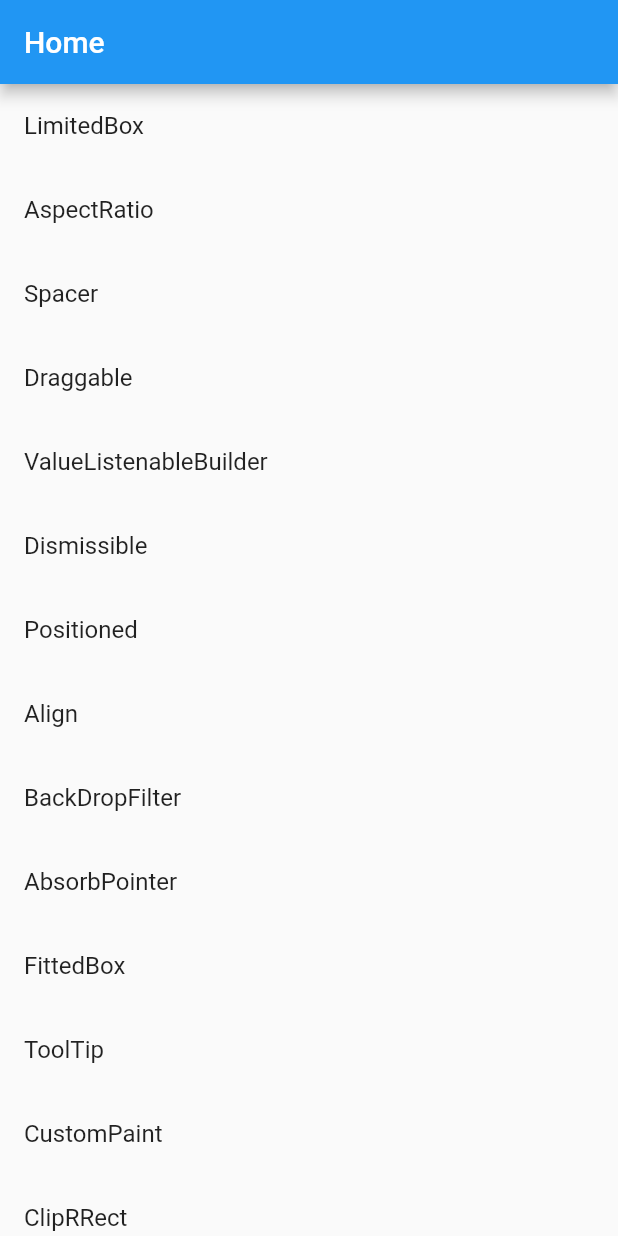
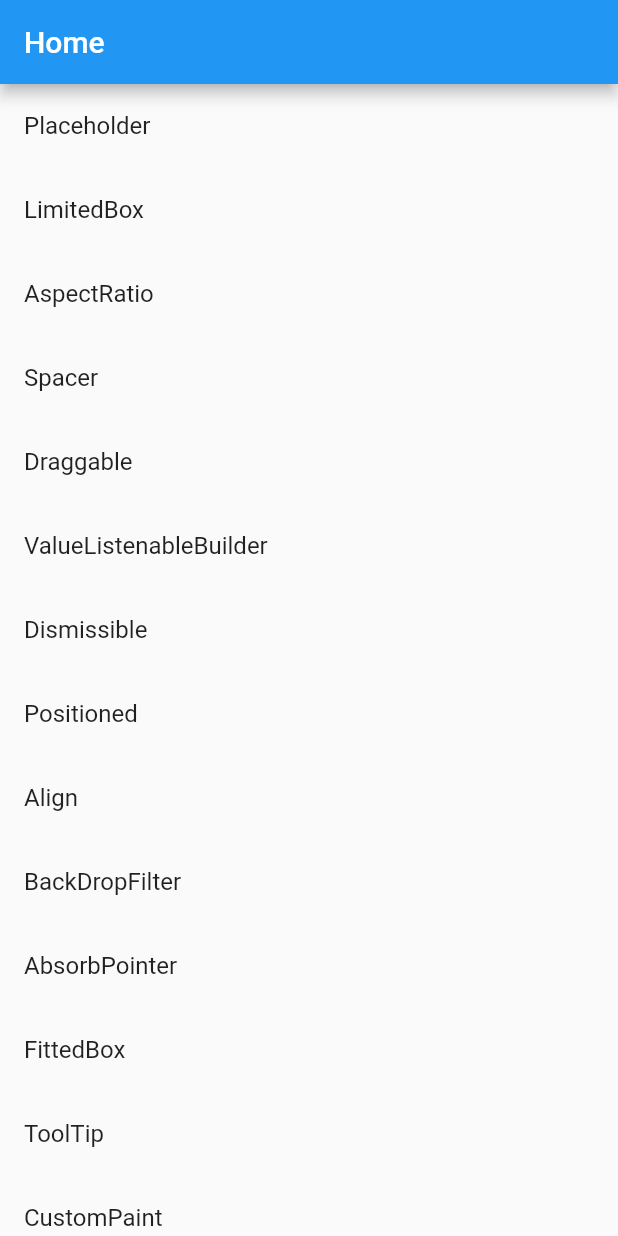
Before and after one commit to trm11tkr/widget-of-the-week, a Flutter app: the screen it shows after launch, on a phone screen of 412 x 824 dp. Run offline on Flutter 3.47's test engine with Material 2 defaults, Android fonts, the phone set to English and light mode, and no system bars; missing offline and left inert: simple_logger.

Commit message:
PlaceHolderPageを作成

```diff
--- a/lib/app.dart
+++ b/lib/app.dart
@@ -13,6 +13,7 @@ import 'package:widget_of_the_week/pages/floating_action_button_page.dart';
 import 'package:widget_of_the_week/pages/home_page.dart';
 import 'package:widget_of_the_week/pages/limited_box_page.dart';
 import 'package:widget_of_the_week/pages/opacity_page.dart';
+import 'package:widget_of_the_week/pages/placeholder_page.dart';
 import 'package:widget_of_the_week/pages/positioned_page.dart';
 import 'package:widget_of_the_week/pages/safe_area.dart';
 import 'package:widget_of_the_week/pages/sliver_app_bar_page.dart';
@@ -59,6 +60,7 @@ class App extends StatelessWidget {
         SpacerPage.routeName: (context) => const SpacerPage(),
         AspectRatioPage.routeName: (context) => const AspectRatioPage(),
         LimitedBoxPage.routeName: (context) => const LimitedBoxPage(),
+        PlaceHolderPage.routeName: (context) => const PlaceHolderPage(),
       },
     );
   }
--- a/lib/pages/home_page.dart
+++ b/lib/pages/home_page.dart
@@ -12,6 +12,7 @@ import 'package:widget_of_the_week/pages/fitted_box_page.dart';
 import 'package:widget_of_the_week/pages/floating_action_button_page.dart';
 import 'package:widget_of_the_week/pages/limited_box_page.dart';
 import 'package:widget_of_the_week/pages/opacity_page.dart';
+import 'package:widget_of_the_week/pages/placeholder_page.dart';
 import 'package:widget_of_the_week/pages/positioned_page.dart';
 import 'package:widget_of_the_week/pages/safe_area.dart';
 import 'package:widget_of_the_week/pages/sliver_app_bar_page.dart';
@@ -106,6 +107,10 @@ class HomePage extends StatelessWidget {
             title: 'LimitedBox',
             nextRouteName: LimitedBoxPage.routeName,
           ),
+          AppListTile(
+            title: 'Placeholder',
+            nextRouteName: PlaceHolderPage.routeName,
+          ),
         ].reversed.toList(),
       ),
     );
```
Also changed, not shown: lib/pages/placeholder_page.dart (added, +45 -0 lines).
